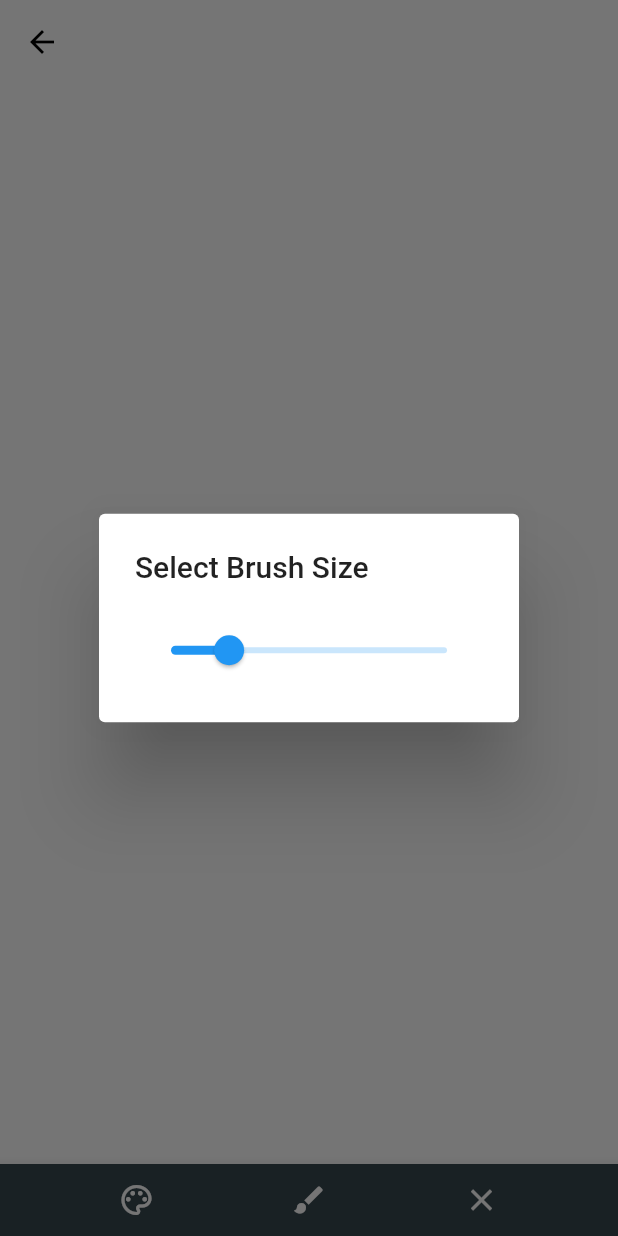
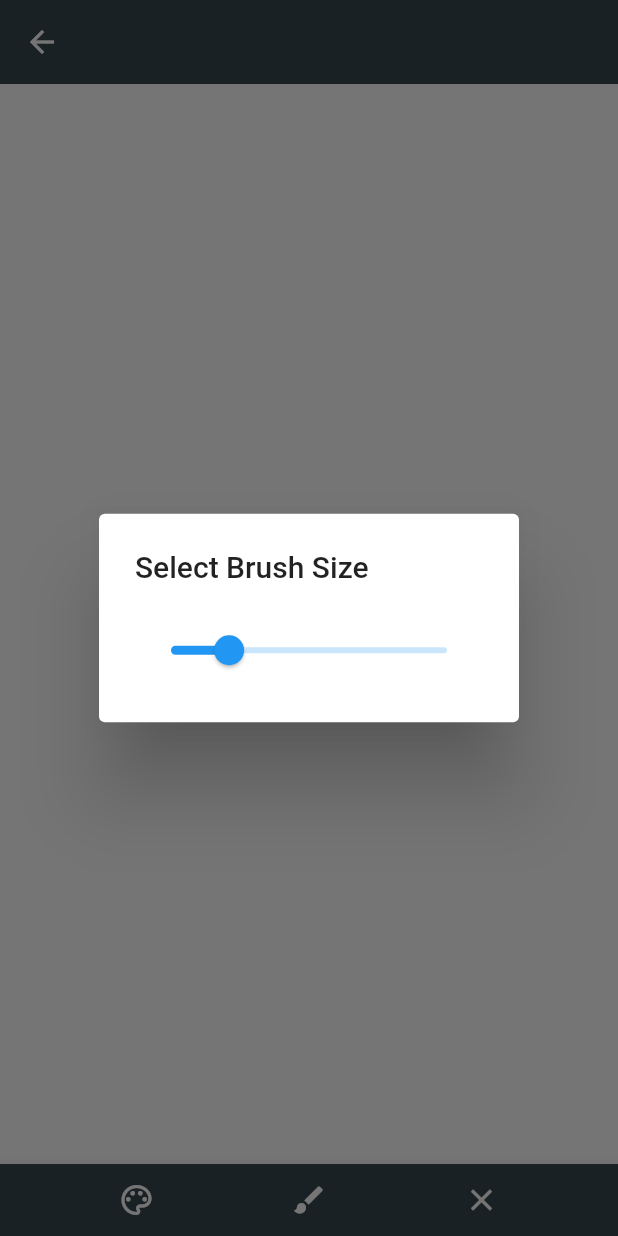
Before and after one commit to Geethika1234-mano/note_taking_app, a Flutter app: the PaintPage screen opened directly, item 2 of the bottom bar chosen, on a phone screen of 412 x 824 dp. Run offline on Flutter 3.47's test engine with Material 2 defaults, Android fonts, the phone set to English and light mode, and no system bars; our stand-ins replace cloud_firestore, firebase_core, flutter_colorpicker, google_fonts, image_picker; accounts and stored records are empty.

```diff
--- a/lib/screens/footer_pages/paint_page.dart
+++ b/lib/screens/footer_pages/paint_page.dart
@@ -27,12 +27,9 @@ class _PaintPageState extends State<PaintPage> {
       child: Scaffold(
         backgroundColor: Colors.white,
         appBar: AppBar(
-          shape: RoundedRectangleBorder(
-            borderRadius: BorderRadius.circular(30),
-          ),
-          iconTheme: IconThemeData(color: Colors.black),
+          iconTheme: IconThemeData(color: Colors.white),
           elevation: 0.0,
-          backgroundColor: Colors.transparent,
+          backgroundColor: AppStyle.sideColor,
         ),
         body: Listener(
           onPointerDown: (details) {
--- a/lib/screens/home_page.dart
+++ b/lib/screens/home_page.dart
@@ -105,10 +105,7 @@ class _HomePageState extends State<HomePage> {
                       );
                     }
 
-                    return Text(
-                      "There are no Pinned Items",
-                      style: GoogleFonts.nunito(color: Colors.white),
-                    );
+                    return SizedBox.shrink();
                   },
                 ),
               ),
--- a/lib/widgets/note_card.dart
+++ b/lib/widgets/note_card.dart
@@ -19,11 +19,6 @@ Widget noteCard(Function()? onTap, QueryDocumentSnapshot doc) {
             doc["note_title"],
             style: AppStyle.mainTitle,
           ),
-          SizedBox(height: 4.0),
-          Text(
-            doc["creation_date"],
-            style: AppStyle.dateTitle,
-          ),
           SizedBox(height: 8.0),
           Text(
             doc["note_content"],
```
Also changed, not shown: lib/functions/ImagePickerHelper.dart (+8 -8 lines), lib/screens/note_reader.dart (+24 -0 lines).
